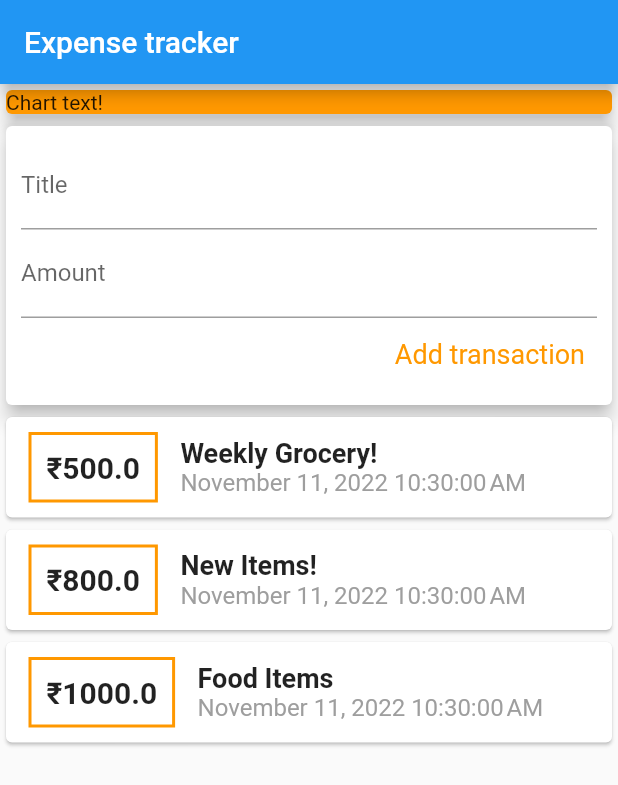
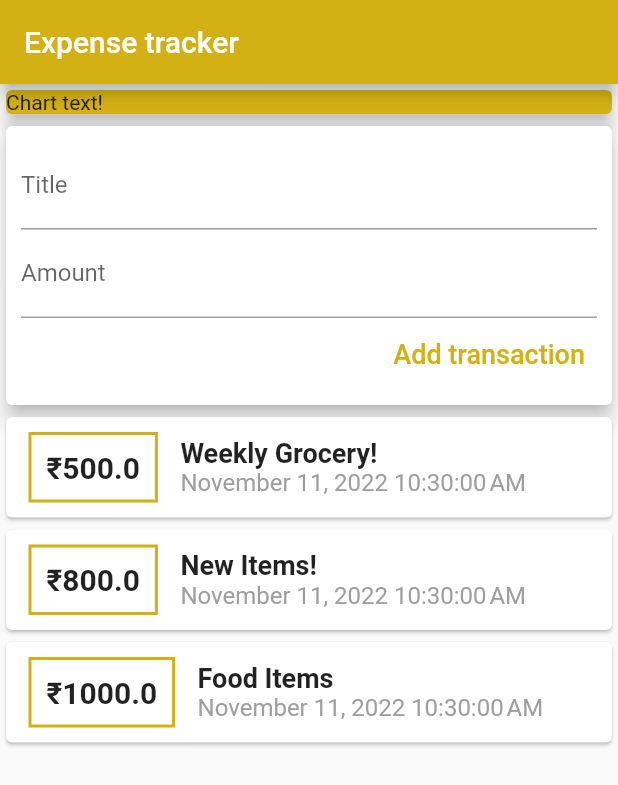
Before and after one commit to rinkusinghh/flutter-expense__tracker, a Flutter app: the screen it shows after launch, on a phone screen of 412 x 824 dp. Shown: the top 785 px of the screen. Run offline on Flutter 3.47's test engine with Material 2 defaults, Android fonts, the phone set to English and light mode, and no system bars.

Commit message:
Adding colors to the appbar!

```diff
--- a/lib/main.dart
+++ b/lib/main.dart
@@ -23,6 +23,7 @@ class MyHomePage extends StatelessWidget {
   Widget build(BuildContext context) {
     return Scaffold(
       appBar: AppBar(
+        backgroundColor: Color.fromARGB(255, 211, 176, 19),
         title: Text('Expense tracker'),
       ),
       body: SingleChildScrollView(
@@ -34,7 +35,7 @@ class MyHomePage extends StatelessWidget {
             Container(
               width: double.infinity,
               child: Card(
-                color: Colors.orange,
+                color: Color.fromARGB(255, 211, 176, 19),
                 child: Text(
                   'Chart text!',
                 ),
--- a/lib/widgets/new_transaction.dart
+++ b/lib/widgets/new_transaction.dart
@@ -41,10 +41,11 @@ class NewTransaction extends StatelessWidget {
               },
               child: Text(
                 "Add transaction",
+                style: TextStyle(fontWeight: FontWeight.w500),
               ),
               style: TextButton.styleFrom(
                   textStyle: TextStyle(fontSize: 18),
-                  foregroundColor: Colors.orange),
+                  foregroundColor: Color.fromARGB(255, 211, 176, 19)),
             ),
           ],
         ),
--- a/lib/widgets/transaction_list.dart
+++ b/lib/widgets/transaction_list.dart
@@ -22,7 +22,7 @@ class TransactionList extends StatelessWidget {
                           EdgeInsets.symmetric(vertical: 10, horizontal: 15),
                       decoration: BoxDecoration(
                         border: Border.all(
-                          color: Colors.orange,
+                          color: Color.fromARGB(255, 211, 176, 19),
                           width: 2,
                         ),
                       ),
```
